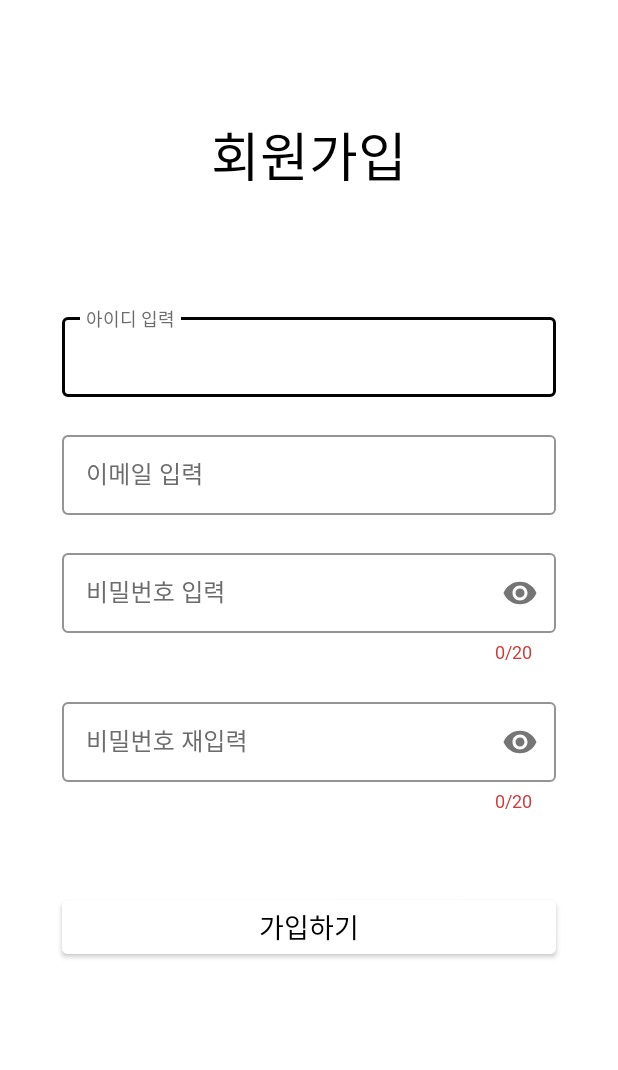
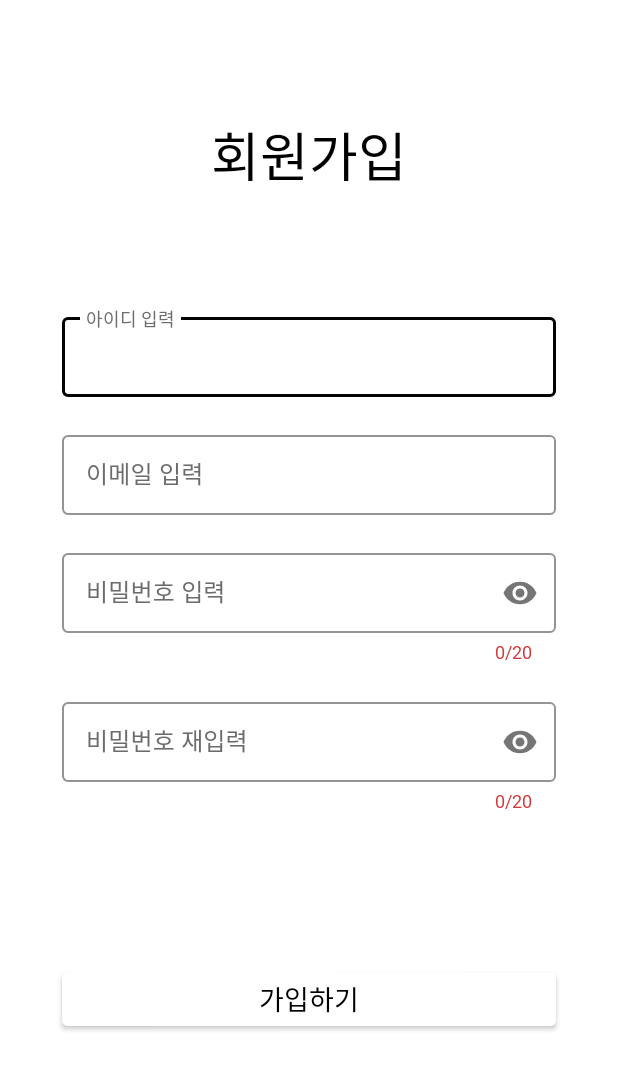
Before and after one commit to LeeJaeHyeon05/DevProject, an Android app: the layout activity_sign_up_acitivty.xml on its own in the app's theme, with its tools: preview values and no code run, on a phone screen of 412 x 824 dp. Shown: the top 1070 px of the screen. Run offline under Robolectric (Android 15) with nearby library versions, the phone set to English and light mode, and no system bars.

Commit message:
Revert "- 최상위 뷰에 스크롤뷰 적용"
This reverts commit bd0f61aa93a636c946dfa03b4bf8218138b1d3aa.

```diff
--- a/app/src/main/res/layout/activity_sign_up_acitivty.xml
+++ b/app/src/main/res/layout/activity_sign_up_acitivty.xml
@@ -1,16 +1,10 @@
 <?xml version="1.0" encoding="utf-8"?>
-<ScrollView xmlns:android="http://schemas.android.com/apk/res/android"
+<androidx.constraintlayout.widget.ConstraintLayout xmlns:android="http://schemas.android.com/apk/res/android"
     xmlns:app="http://schemas.android.com/apk/res-auto"
     xmlns:tools="http://schemas.android.com/tools"
     android:layout_width="match_parent"
     android:layout_height="match_parent"
-    android:fillViewport="true"
-    android:id="@+id/signUpScrollView"
     tools:context=".SignUpAcitivty">
-
-    <androidx.constraintlayout.widget.ConstraintLayout
-        android:layout_width="match_parent"
-        android:layout_height="match_parent">
 
     <androidx.constraintlayout.widget.Guideline
         android:id="@+id/GuidelineLeft"
@@ -161,17 +155,20 @@
 
     <Button
         android:id="@+id/BtnSinUp"
+        android:layout_marginTop="100dp"
         android:layout_width="0dp"
         android:layout_height="wrap_content"
-            android:layout_marginTop="52dp"
-            android:backgroundTint="@color/white"
         android:text="가입하기"
         android:textAppearance="@style/JuaButton"
-            android:textColor="@color/black"
         android:textSize="18sp"
+        android:backgroundTint="@color/white"
+        app:layout_constraintStart_toStartOf="@id/GuidelineLeft"
         app:layout_constraintEnd_toEndOf="@id/GuidelineRight"
-            app:layout_constraintHorizontal_bias="0.0"
-            app:layout_constraintStart_toStartOf="@id/GuidelineLeft"
-            app:layout_constraintTop_toBottomOf="@id/TextLayoutPasswordConfirm" />
+        app:layout_constraintTop_toBottomOf="@id/TextLayoutPasswordConfirm"
+        android:textColor="@color/black"/>
+
+
+
+
+
 </androidx.constraintlayout.widget.ConstraintLayout>
-</ScrollView>
```
Lines whose indentation alone changed are shown as unchanged.
